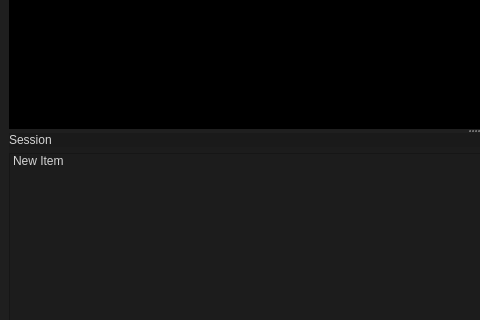
Old version of the form startrak-ui/ui/main_layout.ui in the repository JotaRata/StarTrak-continued; both pictures show x 0 to 480 and y 293 to 613 of the 1211 by 773 pixel window.
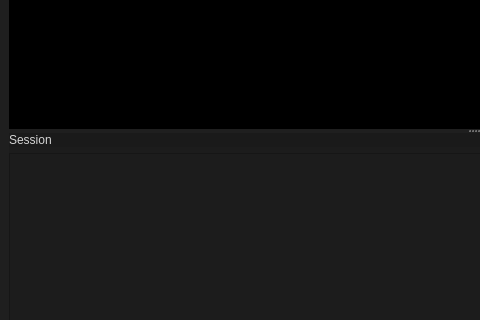
New version of the form.

Commit message: Added TreeView to main_layout

Diff of the .ui file:
```diff
--- a/startrak-ui/ui/main_layout.ui
+++ b/startrak-ui/ui/main_layout.ui
@@ -594,15 +594,10 @@
               <number>0</number>
              </property>
              <item row="0" column="0">
-              <widget class="QListWidget" name="listWidget">
+              <widget class="QTreeView" name="session_view">
                <property name="frameShape">
                 <enum>QFrame::NoFrame</enum>
                </property>
-               <item>
-                <property name="text">
-                 <string>New Item</string>
-                </property>
-               </item>
               </widget>
              </item>
             </layout>
```
